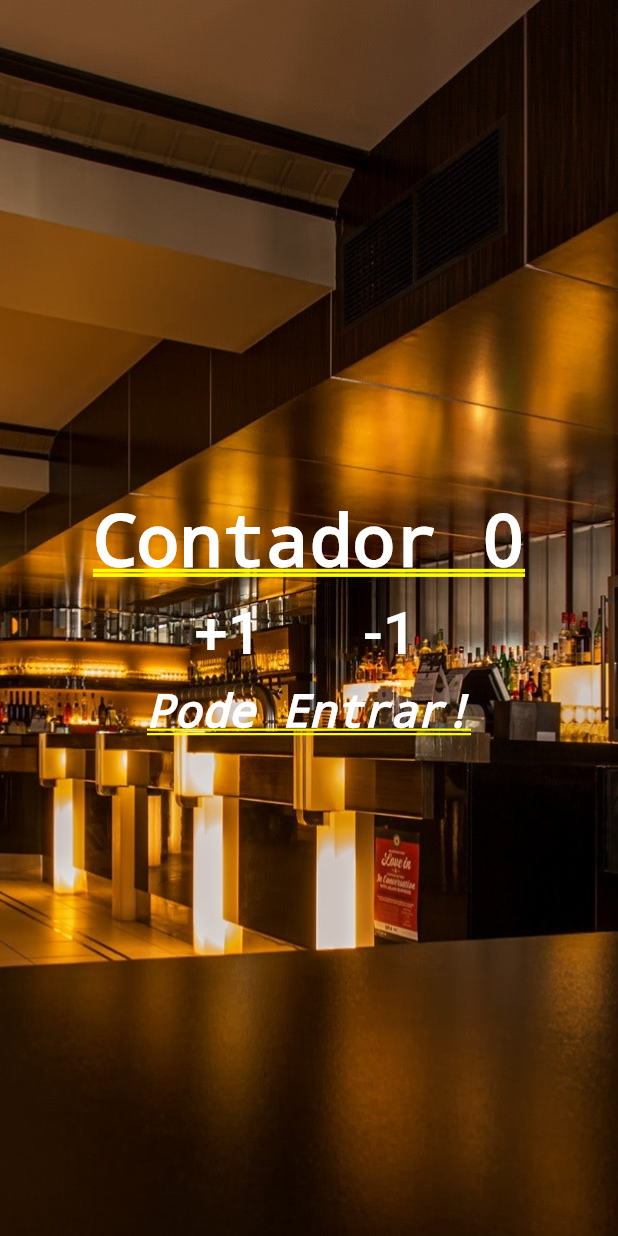
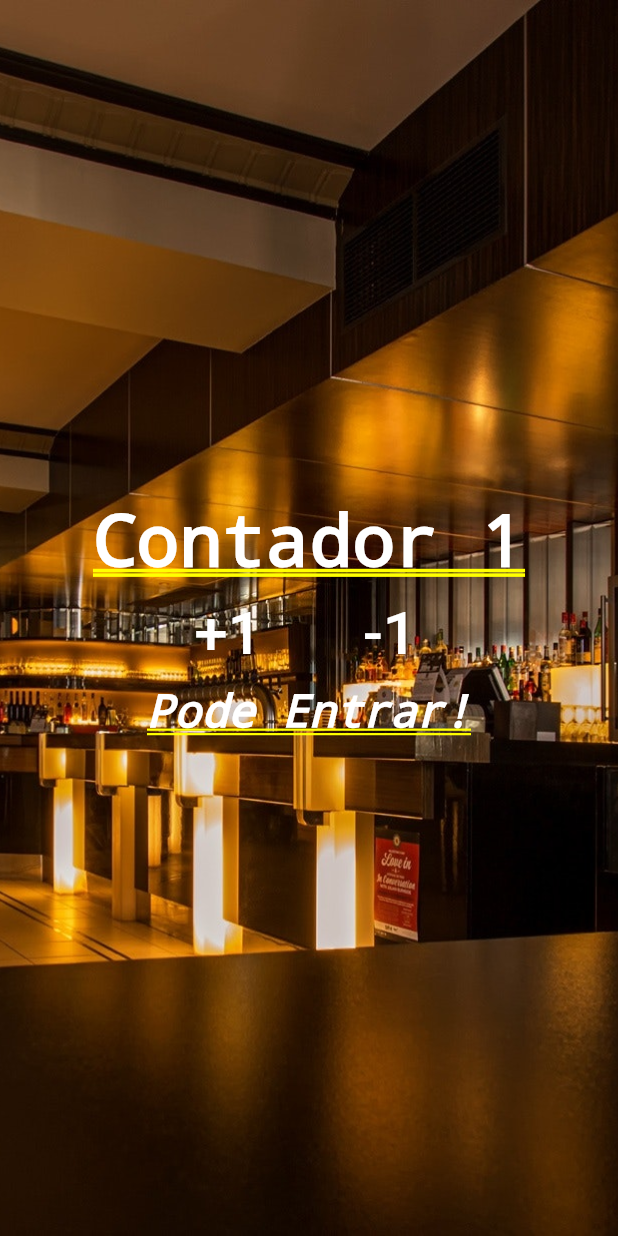
Before and after one commit to MayronSouza/contador_de_pessoas, a Flutter app: the screen it shows after launch, after a tap on "+1", on a phone screen of 412 x 824 dp. Run offline on Flutter 3.47's test engine with Material 2 defaults, Android fonts, the phone set to English and light mode, and no system bars.

Commit message:
Funcao que muda o numero de clientes

```diff
--- a/lib/main.dart
+++ b/lib/main.dart
@@ -15,6 +15,15 @@ class Home extends StatefulWidget {
 }
 
 class _HomeState extends State<Home> {
+
+  int _people = 0;
+
+  void _changePeople(int delta) {
+    setState(() {
+    _people += delta;
+    });
+  }
+
   @override
   Widget build(BuildContext context) {
     return Stack(
@@ -28,7 +37,7 @@ class _HomeState extends State<Home> {
           mainAxisAlignment: MainAxisAlignment.center,
           children: <Widget>[
             Text(
-              'Contador 0',
+              'Contador $_people',
               style: TextStyle(
                 color: Colors.white,
                 fontWeight: FontWeight.bold,
@@ -47,7 +56,7 @@ class _HomeState extends State<Home> {
                         fontSize: 40.0,
                       ),
                     ),
-                    onPressed: () => print('Pressionou +1'),
+                    onPressed: () => _changePeople(1),
                   ),
                 ),
                 Padding(
@@ -60,9 +69,9 @@ class _HomeState extends State<Home> {
                         fontSize: 40.0,
                       ),
                     ),
-                    onPressed: () => print('Pressionou -1'),
+                    onPressed: () => _changePeople(-1),
                   ),
-                )
+                ),
               ],
             ),
             Text(
```
